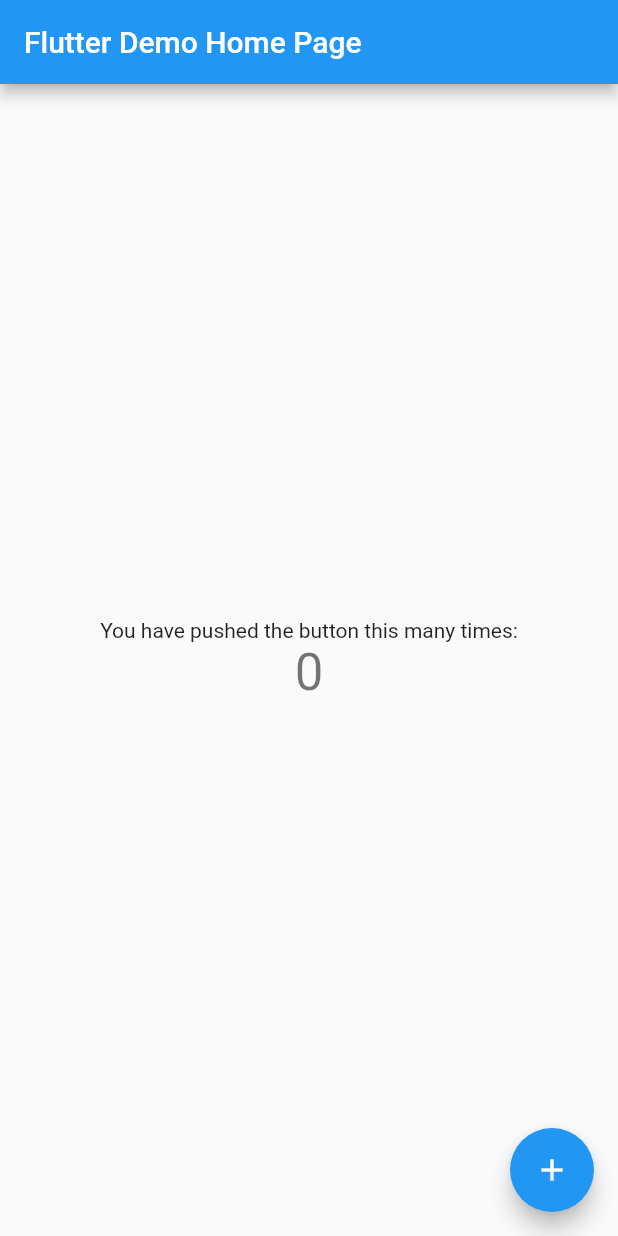
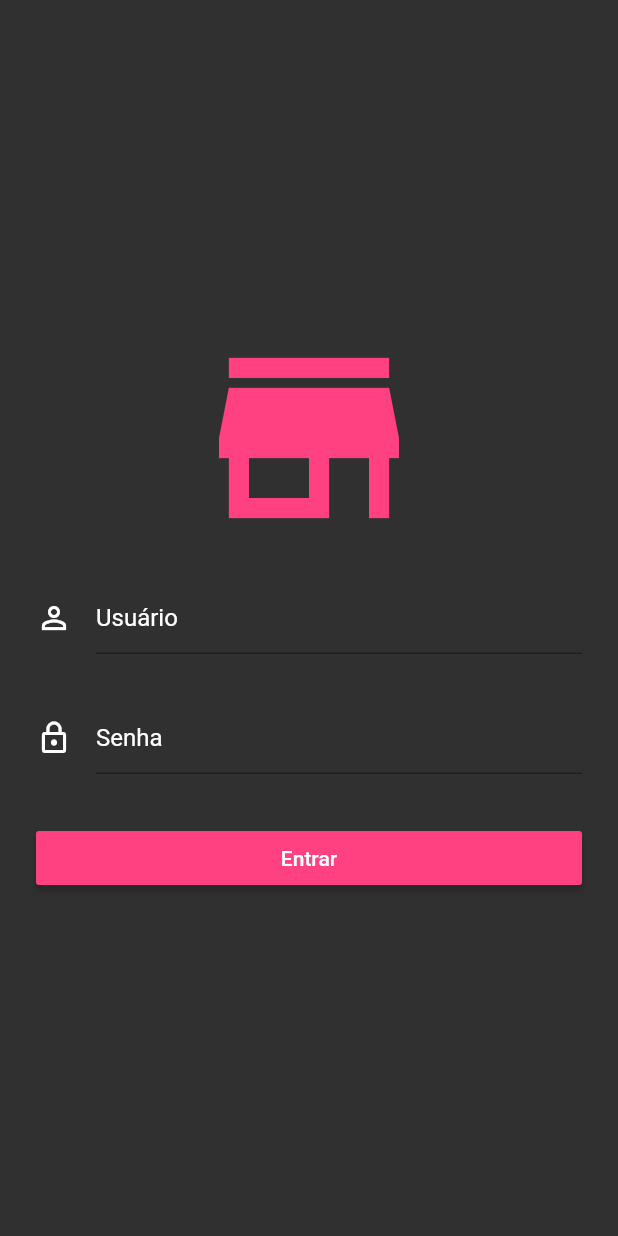
Before and after one commit to douglassutil/gerencia_loja, a Flutter app: the screen it shows after launch, on a phone screen of 412 x 824 dp. Run offline on Flutter 3.47's test engine with Material 2 defaults, Android fonts, the phone set to English and light mode, and no system bars.

Commit message:
tela de login mock

```diff
--- a/lib/main.dart
+++ b/lib/main.dart
@@ -1,111 +1,17 @@
 import 'package:flutter/material.dart';
+import 'package:gerencia_loja/screens/login_screen.dart';
 
 void main() => runApp(MyApp());
 
 class MyApp extends StatelessWidget {
-  // This widget is the root of your application.
   @override
   Widget build(BuildContext context) {
     return MaterialApp(
       title: 'Flutter Demo',
       theme: ThemeData(
-        // This is the theme of your application.
-        //
-        // Try running your application with "flutter run". You'll see the
-        // application has a blue toolbar. Then, without quitting the app, try
-        // changing the primarySwatch below to Colors.green and then invoke
-        // "hot reload" (press "r" in the console where you ran "flutter run",
-        // or simply save your changes to "hot reload" in a Flutter IDE).
-        // Notice that the counter didn't reset back to zero; the application
-        // is not restarted.
         primarySwatch: Colors.blue,
       ),
-      home: MyHomePage(title: 'Flutter Demo Home Page'),
+      home: LoginScreen(),
     );
   }
 }
-
-class MyHomePage extends StatefulWidget {
-  MyHomePage({Key key, this.title}) : super(key: key);
-
-  // This widget is the home page of your application. It is stateful, meaning
-  // that it has a State object (defined below) that contains fields that affect
-  // how it looks.
-
-  // This class is the configuration for the state. It holds the values (in this
-  // case the title) provided by the parent (in this case the App widget) and
-  // used by the build method of the State. Fields in a Widget subclass are
-  // always marked "final".
-
-  final String title;
-
-  @override
-  _MyHomePageState createState() => _MyHomePageState();
-}
-
-class _MyHomePageState extends State<MyHomePage> {
-  int _counter = 0;
-
-  void _incrementCounter() {
-    setState(() {
-      // This call to setState tells the Flutter framework that something has
-      // changed in this State, which causes it to rerun the build method below
-      // so that the display can reflect the updated values. If we changed
-      // _counter without calling setState(), then the build method would not be
-      // called again, and so nothing would appear to happen.
-      _counter++;
-    });
-  }
-
-  @override
-  Widget build(BuildContext context) {
-    // This method is rerun every time setState is called, for instance as done
-    // by the _incrementCounter method above.
-    //
-    // The Flutter framework has been optimized to make rerunning build methods
-    // fast, so that you can just rebuild anything that needs updating rather
-    // than having to individually change instances of widgets.
-    return Scaffold(
-      appBar: AppBar(
-        // Here we take the value from the MyHomePage object that was created by
-        // the App.build method, and use it to set our appbar title.
-        title: Text(widget.title),
-      ),
-      body: Center(
-        // Center is a layout widget. It takes a single child and positions it
-        // in the middle of the parent.
-        child: Column(
-          // Column is also layout widget. It takes a list of children and
-          // arranges them vertically. By default, it sizes itself to fit its
-          // children horizontally, and tries to be as tall as its parent.
-          //
-          // Invoke "debug painting" (press "p" in the console, choose the
-          // "Toggle Debug Paint" action from the Flutter Inspector in Android
-          // Studio, or the "Toggle Debug Paint" command in Visual Studio Code)
-          // to see the wireframe for each widget.
-          //
-          // Column has various properties to control how it sizes itself and
-          // how it positions its children. Here we use mainAxisAlignment to
-          // center the children vertically; the main axis here is the vertical
-          // axis because Columns are vertical (the cross axis would be
-          // horizontal).
-          mainAxisAlignment: MainAxisAlignment.center,
-          children: <Widget>[
-            Text(
-              'You have pushed the button this many times:',
-            ),
-            Text(
-              '$_counter',
-              style: Theme.of(context).textTheme.display1,
-            ),
-          ],
-        ),
-      ),
-      floatingActionButton: FloatingActionButton(
-        onPressed: _incrementCounter,
-        tooltip: 'Increment',
-        child: Icon(Icons.add),
-      ), // This trailing comma makes auto-formatting nicer for build methods.
-    );
-  }
-}
--- /dev/null
+++ b/lib/screens/login_screen.dart
@@ -0,0 +1,61 @@
+import 'package:flutter/material.dart';
+import 'package:gerencia_loja/widgets/input_field.dart';
+
+class LoginScreen extends StatefulWidget {
+  @override
+  _LoginScreenState createState() => _LoginScreenState();
+}
+
+class _LoginScreenState extends State<LoginScreen> {
+  @override
+  Widget build(BuildContext context) {
+    return Scaffold(
+      backgroundColor: Colors.grey[850],
+      body: Stack(
+        alignment: Alignment.center,
+        children: <Widget>[
+          Container(),
+          SingleChildScrollView(
+            child: Container(
+              margin: EdgeInsets.all(16),
+              child: Column(
+                crossAxisAlignment: CrossAxisAlignment.stretch,
+                children: <Widget>[
+                  Icon(
+                    Icons.store_mall_directory,
+                    color: Colors.pinkAccent,
+                    size: 160,
+                  ),
+                  Padding(
+                    padding: const EdgeInsets.symmetric(vertical:16, horizontal:8),
+                    child: InputField(
+                      icon: Icons.person_outline,
+                      hint: "Usuário",
+                    ),
+                  ),
+                  Padding(
+                    padding: const EdgeInsets.symmetric(vertical:16, horizontal:8),
+                    child: InputField(
+                      icon: Icons.lock_outline,
+                      hint: "Senha",
+                      obscure: true,
+                    ),
+                  ),
+                  Padding(
+                    padding: const EdgeInsets.symmetric(vertical:16, horizontal:8),
+                    child: RaisedButton(
+                      color: Colors.pinkAccent,
+                      child: Text("Entrar"),
+                      onPressed: (){},
+                      textColor: Colors.white,
+                    ),
+                  )
+                ],
+              ),
+            ),
+          ),
+        ],
+      ),
+    );
+  }
+}
--- /dev/null
+++ b/lib/widgets/input_field.dart
@@ -0,0 +1,26 @@
+import 'package:flutter/material.dart';
+
+class InputField extends StatelessWidget {
+
+  final IconData icon;
+  final String hint;
+  final bool obscure;
+
+  const InputField({@required this.icon,@required this.hint, this.obscure = false});
+
+  @override
+  Widget build(BuildContext context) {
+    return TextField(
+      decoration: InputDecoration(
+        icon: Icon(icon, color:Colors.white),
+        hintText: hint,
+        hintStyle: TextStyle(color: Colors.white),
+        focusedBorder: UnderlineInputBorder(
+          borderSide: BorderSide(color: Colors.pinkAccent)
+        )
+      ),
+      style: TextStyle(color: Colors.white),
+      obscureText: obscure,
+    );
+  }
+}
```
Also changed, not shown: 2 other files.
